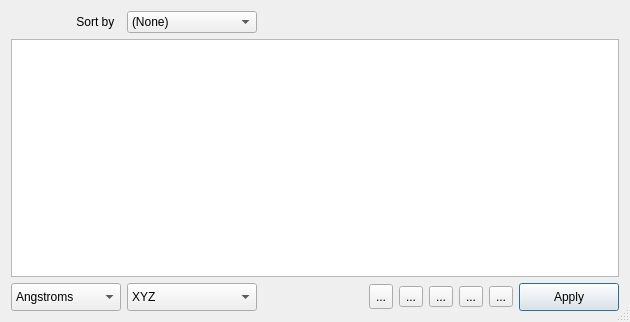
cryos/avogadro, file libavogadro/src/extensions/cartesianeditor.ui: the form before one commit.
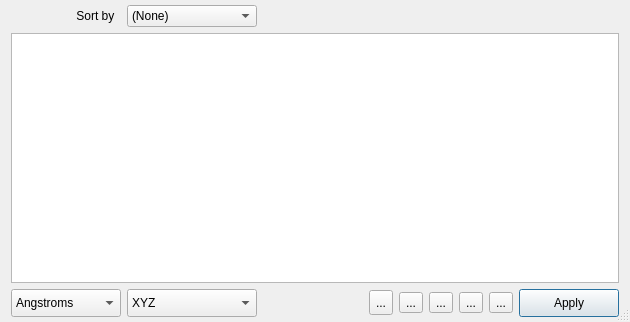
The form after the commit. Icons and pictures are not drawn.

Commit message: Small fix in cartesian editor ui layout

The edit to the form file:
```diff
--- a/libavogadro/src/extensions/cartesianeditor.ui
+++ b/libavogadro/src/extensions/cartesianeditor.ui
@@ -20,6 +20,12 @@
    <bool>false</bool>
   </property>
   <layout class="QGridLayout" name="gridLayout">
+   <property name="topMargin">
+    <number>5</number>
+   </property>
+   <property name="bottomMargin">
+    <number>5</number>
+   </property>
    <item row="3" column="2">
     <spacer name="horizontalSpacer">
      <property name="orientation">
```
